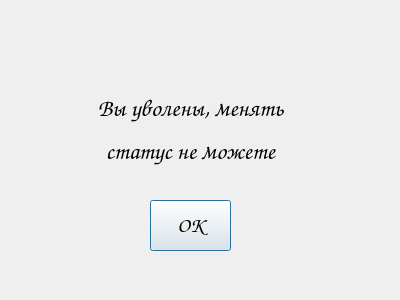
AllaKzm/Praktic, file forms/equipment_true.ui: the form before one commit.
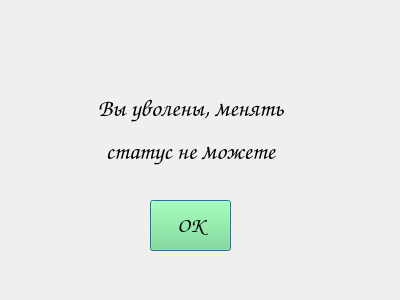
The form after the commit.

The edit to the form file:
```diff
--- a/forms/equipment_true.ui
+++ b/forms/equipment_true.ui
@@ -40,6 +40,43 @@
      <height>51</height>
     </rect>
    </property>
+   <property name="palette">
+    <palette>
+     <active>
+      <colorrole role="Button">
+       <brush brushstyle="SolidPattern">
+        <color alpha="255">
+         <red>118</red>
+         <green>227</green>
+         <blue>131</blue>
+        </color>
+       </brush>
+      </colorrole>
+     </active>
+     <inactive>
+      <colorrole role="Button">
+       <brush brushstyle="SolidPattern">
+        <color alpha="255">
+         <red>118</red>
+         <green>227</green>
+         <blue>131</blue>
+        </color>
+       </brush>
+      </colorrole>
+     </inactive>
+     <disabled>
+      <colorrole role="Button">
+       <brush brushstyle="SolidPattern">
+        <color alpha="255">
+         <red>118</red>
+         <green>227</green>
+         <blue>131</blue>
+        </color>
+       </brush>
+      </colorrole>
+     </disabled>
+    </palette>
+   </property>
    <property name="font">
     <font>
      <family>Comic Sans MS</family>
```
